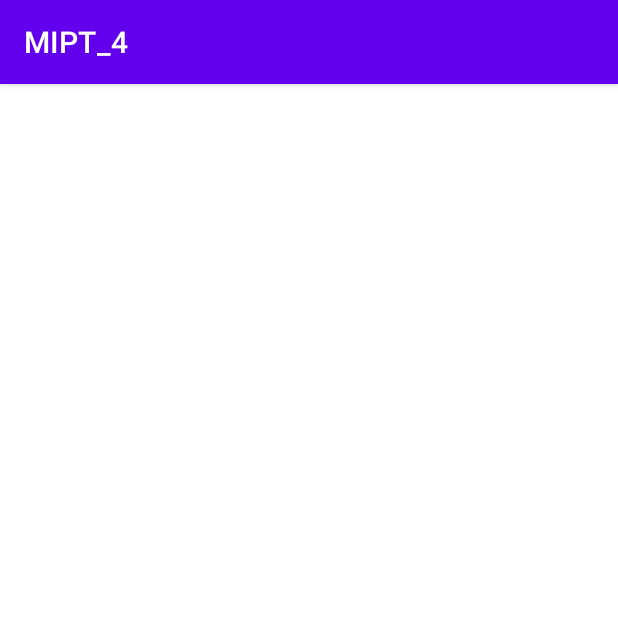
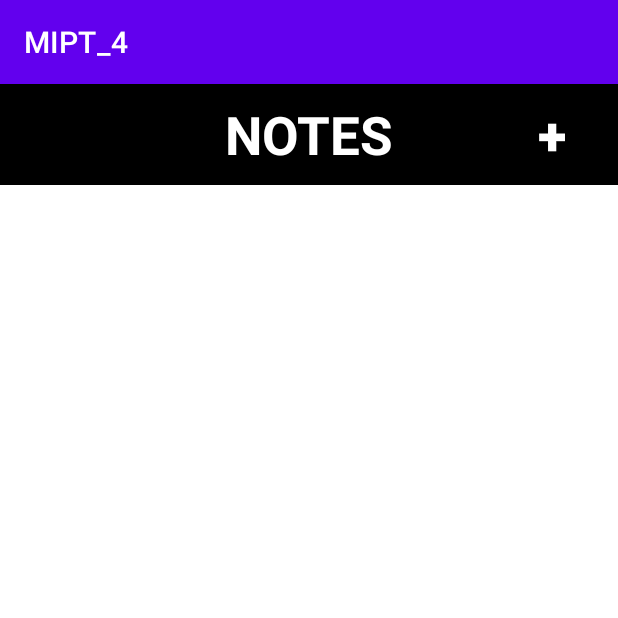
Before and after one commit to CyberBoyLTU/MIPT_4, an Android app: the screen it shows after launch (MainActivity), on a phone screen of 412 x 824 dp, the top half of it. Run offline under Robolectric (Android 15) with nearby library versions, the phone set to English and light mode, and no system bars.

Commit message:
Layout + all code

```diff
--- a/app/src/main/AndroidManifest.xml
+++ b/app/src/main/AndroidManifest.xml
@@ -10,6 +10,9 @@
         android:supportsRtl="true"
         android:theme="@style/Theme.MIPT_4">
         <activity
+            android:name=".AddNoteActivity"
+            android:exported="false" />
+        <activity
             android:name=".MainActivity"
             android:exported="true">
             <intent-filter>
--- a/app/src/main/java/com/example/mipt_4/MainActivity.java
+++ b/app/src/main/java/com/example/mipt_4/MainActivity.java
@@ -2,13 +2,63 @@ package com.example.mipt_4;
 
 import androidx.appcompat.app.AppCompatActivity;
 
+import android.content.Intent;
 import android.os.Bundle;
+import android.view.View;
+import android.widget.AdapterView;
+import android.widget.ListView;
 
 public class MainActivity extends AppCompatActivity {
+
+    private ListView noteListView;
 
     @Override
     protected void onCreate(Bundle savedInstanceState) {
         super.onCreate(savedInstanceState);
         setContentView(R.layout.activity_main);
+        initWidgets();
+        loadFromDBToMemory();
+        setNoteAdapter();
+        setOnClickListener();
+    }
+
+
+    private void initWidgets() {
+        noteListView = findViewById(R.id.noteListView);
+    }
+
+    private void loadFromDBToMemory() {
+        SQLiteManager sqLiteManager = SQLiteManager.instanceOfDatabase(this);
+        sqLiteManager.populateNoteListArray();
+    }
+
+    private void setNoteAdapter() {
+        NoteAdapter noteAdapter = new NoteAdapter(getApplicationContext(), Note.nonDeletedNotes());
+        noteListView.setAdapter(noteAdapter);
+    }
+
+    private void setOnClickListener() {
+        noteListView.setOnItemClickListener(new AdapterView.OnItemClickListener()
+        {
+            @Override
+            public void onItemClick(AdapterView<?> adapterView, View view, int position, long l)
+            {
+                Note selectedNote = (Note) noteListView.getItemAtPosition(position);
+                Intent editNoteIntent = new Intent(getApplicationContext(), AddNoteActivity.class);
+                editNoteIntent.putExtra(Note.NOTE_EDIT_EXTRA, selectedNote.getId());
+                startActivity(editNoteIntent);
+            }
+        });
+    }
+
+    public void newNote(View view) {
+        Intent newNoteIntent = new Intent(this, AddNoteActivity.class);
+        startActivity(newNoteIntent);
+    }
+
+    @Override
+    protected void onResume() {
+        super.onResume();
+        setNoteAdapter();
     }
 }
--- /dev/null
+++ b/app/src/main/java/com/example/mipt_4/NoteAdapter.java
@@ -0,0 +1,36 @@
+package com.example.mipt_4;
+
+import android.content.Context;
+import android.view.LayoutInflater;
+import android.view.View;
+import android.view.ViewGroup;
+import android.widget.ArrayAdapter;
+import android.widget.TextView;
+
+import androidx.annotation.NonNull;
+import androidx.annotation.Nullable;
+
+import java.util.List;
+
+public class NoteAdapter extends ArrayAdapter<Note>
+{
+    public NoteAdapter(Context context, List<Note> notes) {
+        super(context, 0, notes);
+    }
+
+    @NonNull
+    @Override
+    public View getView(int position, @Nullable View convertView, @NonNull ViewGroup parent) {
+        Note note = getItem(position);
+        if(convertView == null)
+            convertView = LayoutInflater.from(getContext()).inflate(R.layout.note_cell, parent, false);
+
+        TextView title = convertView.findViewById(R.id.cellTitle);
+        TextView desc = convertView.findViewById(R.id.cellDesc);
+
+        title.setText(note.getName());
+        desc.setText(note.getContent());
+
+        return convertView;
+    }
+}
--- /dev/null
+++ b/app/src/main/java/com/example/mipt_4/SQLiteManager.java
@@ -0,0 +1,129 @@
+package com.example.mipt_4;
+
+import android.annotation.SuppressLint;
+import android.content.ContentValues;
+import android.content.Context;
+import android.database.Cursor;
+import android.database.sqlite.SQLiteDatabase;
+import android.database.sqlite.SQLiteOpenHelper;
+
+import java.text.DateFormat;
+import java.text.ParseException;
+import java.text.SimpleDateFormat;
+import java.util.Date;
+
+
+public class SQLiteManager extends SQLiteOpenHelper {
+    private static SQLiteManager sqLiteManager;
+
+    private static final String DATABASE_NAME = "NotesDB";
+    private static final int DATABASE_VERSION = 1;
+    private static final String TABLE_NAME = "Notes";
+    private static final String COUNTER = "Counter";
+
+    private static final String ID_FIELD = "id";
+    private static final String NAME_FIELD = "name";
+    private static final String CONTENT_FIELD = "content";
+    private static final String DELETED_FIELD = "deleted";
+
+    @SuppressLint("SimpleDateFormat")
+    private static final DateFormat dateFormat = new SimpleDateFormat("MM-dd-yyyy HH:mm:ss");
+
+    public SQLiteManager(Context context) {
+        super(context, DATABASE_NAME, null, DATABASE_VERSION);
+    }
+
+    public static SQLiteManager instanceOfDatabase(Context context) {
+        if(sqLiteManager == null)
+            sqLiteManager = new SQLiteManager(context);
+
+        return sqLiteManager;
+    }
+
+    @Override
+    public void onCreate(SQLiteDatabase sqLiteDatabase) {
+        StringBuilder sql;
+        sql = new StringBuilder()
+                .append("CREATE TABLE ")
+                .append(TABLE_NAME)
+                .append("(")
+                .append(COUNTER)
+                .append(" INTEGER PRIMARY KEY AUTOINCREMENT, ")
+                .append(ID_FIELD)
+                .append(" INT, ")
+                .append(NAME_FIELD)
+                .append(" TEXT, ")
+                .append(CONTENT_FIELD)
+                .append(" TEXT, ")
+                .append(DELETED_FIELD)
+                .append(" TEXT)");
+
+        sqLiteDatabase.execSQL(sql.toString());
+    }
+
+    @Override
+    public void onUpgrade(SQLiteDatabase sqLiteDatabase, int oldVersion, int newVersion) {
+        // No code here, only one version is available.
+    }
+
+    public void addNoteToDatabase(Note note) {
+        SQLiteDatabase sqLiteDatabase = this.getWritableDatabase();
+
+        ContentValues contentValues = new ContentValues();
+        contentValues.put(ID_FIELD, note.getId());
+        contentValues.put(NAME_FIELD, note.getName());
+        contentValues.put(CONTENT_FIELD, note.getContent());
+        contentValues.put(DELETED_FIELD, getStringFromDate(note.getDeleted()));
+
+        sqLiteDatabase.insert(TABLE_NAME, null, contentValues);
+    }
+
+    public void populateNoteListArray() {
+        SQLiteDatabase sqLiteDatabase = this.getReadableDatabase();
+
+        try (Cursor result = sqLiteDatabase.rawQuery("SELECT * FROM " + TABLE_NAME, null))
+        {
+            if(result.getCount() != 0)
+            {
+                while (result.moveToNext())
+                {
+                    int id = result.getInt(1);
+                    String title = result.getString(2);
+                    String desc = result.getString(3);
+                    String stringDeleted = result.getString(4);
+                    Date deleted = getDateFromString(stringDeleted);
+                    Note note = new Note(id,title,desc,deleted);
+                    Note.noteArrayList.add(note);
+                }
+            }
+        }
+    }
+
+    public void updateNoteInDB(Note note) {
+        SQLiteDatabase sqLiteDatabase = this.getWritableDatabase();
+        ContentValues contentValues = new ContentValues();
+        contentValues.put(ID_FIELD, note.getId());
+        contentValues.put(NAME_FIELD, note.getName());
+        contentValues.put(CONTENT_FIELD, note.getContent());
+        contentValues.put(DELETED_FIELD, getStringFromDate(note.getDeleted()));
+
+        sqLiteDatabase.update(TABLE_NAME, contentValues, ID_FIELD + " =? ", new String[]{String.valueOf(note.getId())});
+    }
+
+    private String getStringFromDate(Date date) {
+        if(date == null)
+            return null;
+        return dateFormat.format(date);
+    }
+
+    private Date getDateFromString(String string) {
+        try
+        {
+            return dateFormat.parse(string);
+        }
+        catch (ParseException | NullPointerException e)
+        {
+            return null;
+        }
+    }
+}
--- a/app/src/main/res/layout/activity_main.xml
+++ b/app/src/main/res/layout/activity_main.xml
@@ -1,7 +1,49 @@
 <?xml version="1.0" encoding="utf-8"?>
-<androidx.constraintlayout.widget.ConstraintLayout xmlns:android="http://schemas.android.com/apk/res/android"
+<LinearLayout
+    xmlns:android="http://schemas.android.com/apk/res/android"
     xmlns:app="http://schemas.android.com/apk/res-auto"
     xmlns:tools="http://schemas.android.com/tools"
     android:layout_width="match_parent"
     android:layout_height="match_parent"
-    tools:context=".MainActivity"/>
+    tools:context=".MainActivity"
+    android:orientation="vertical">
+
+    <androidx.appcompat.widget.Toolbar
+        android:layout_width="match_parent"
+        android:layout_height="wrap_content"
+        android:minHeight="?actionBarSize"
+        android:theme="?actionBarTheme"
+        android:background="@color/black">
+
+        <TextView
+            android:layout_width="wrap_content"
+            android:layout_height="wrap_content"
+            android:text="@string/mainTitle"
+            android:textSize="35sp"
+            android:textColor="@color/white"
+            android:textStyle="bold"
+            android:layout_gravity="center">
+        </TextView>
+
+        <Button
+            android:layout_width="wrap_content"
+            android:layout_height="wrap_content"
+            android:layout_gravity="right"
+            android:backgroundTint="@color/black"
+            android:text="@string/mainAddButton"
+            android:textColor="@color/white"
+            android:textSize="35sp"
+            android:textStyle="bold"
+            android:onClick="newNote">
+        </Button>
+
+    </androidx.appcompat.widget.Toolbar>
+
+    <ListView
+        android:id="@+id/noteListView"
+        android:layout_width="match_parent"
+        android:layout_height="match_parent"
+        android:layout_marginTop="3dp"
+        android:dividerHeight="3dp"
+        android:divider="@color/black"/>
+</LinearLayout>
--- a/app/src/main/res/values/colors.xml
+++ b/app/src/main/res/values/colors.xml
@@ -7,4 +7,5 @@
     <color name="teal_700">#FF018786</color>
     <color name="black">#FF000000</color>
     <color name="white">#FFFFFFFF</color>
+    <color name="red">#FF0000</color>
 </resources>
```
Also changed, not shown: app/src/main/java/com/example/mipt_4/AddNoteActivity.java (added, +89 -0 lines), app/src/main/java/com/example/mipt_4/Note.java (added, +81 -0 lines), app/src/main/res/layout/activity_note_detail.xml (added, +94 -0 lines), app/src/main/res/layout/note_cell.xml (added, +27 -0 lines), app/src/main/res/values/strings.xml (+14 -0 lines).
